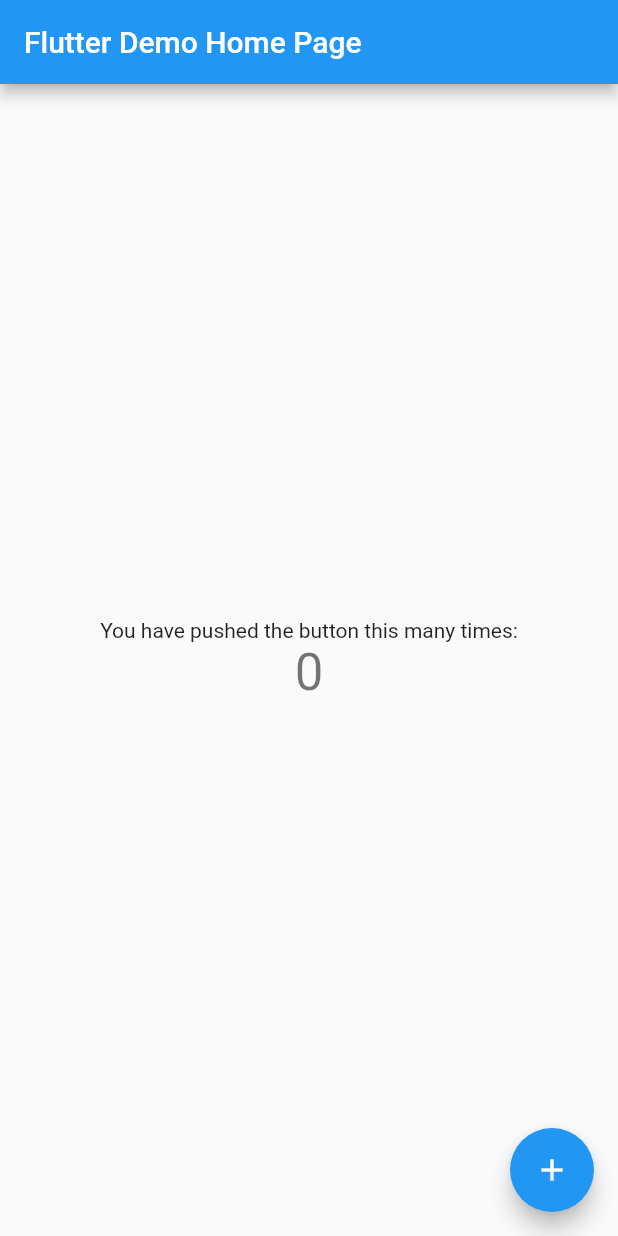
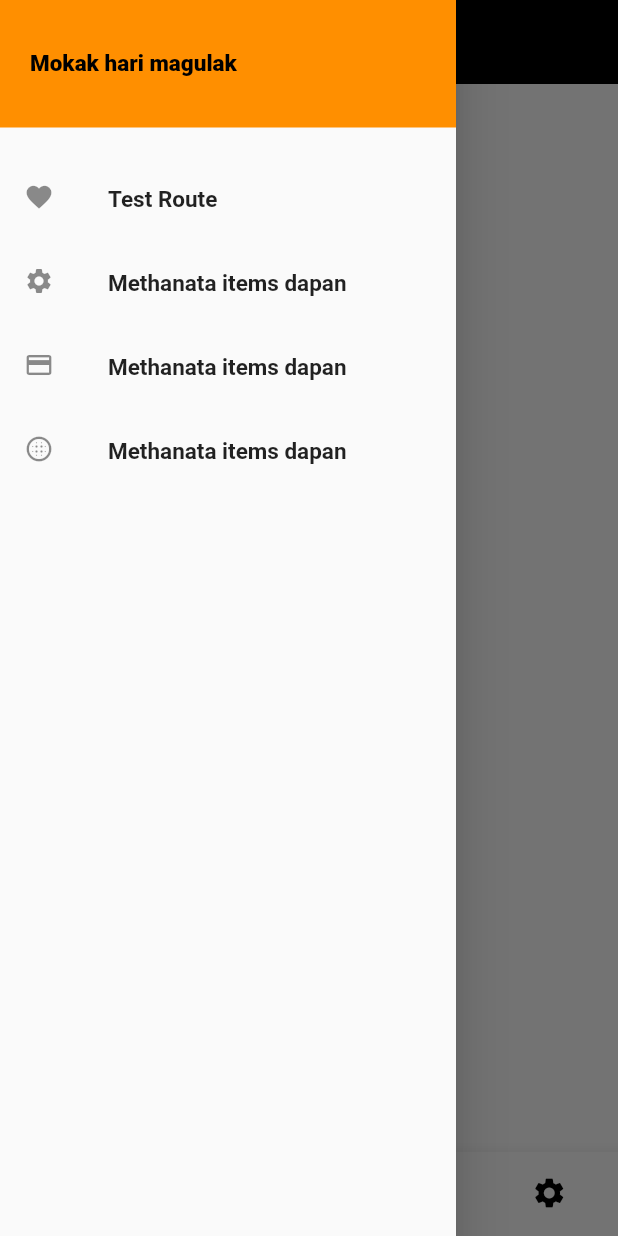
Before and after one commit to Dinukashameera/Peoples_Bank_UEE, a Flutter app: the screen it shows after launch, with the side drawer open (before the commit the screen has no drawer), on a phone screen of 412 x 824 dp. Run offline on Flutter 3.47's test engine with Material 2 defaults, Android fonts, the phone set to English and light mode, and no system bars; Roboto replaces fonts that are missing (RobotoCondensed).

Commit message:
second commit

```diff
--- a/lib/main.dart
+++ b/lib/main.dart
@@ -1,47 +1,21 @@
 import 'package:flutter/material.dart';
+import './screens/Favourites_screen.dart';
+import './screens/Transfer_Screen.dart';
+import './screens/Settings_screen.dart';
+import 'screens/Tabs_screen.dart';
 
 void main() {
   runApp(MyApp());
 }
 
-class MyApp extends StatelessWidget {
+class MyApp extends StatefulWidget {
   // This widget is the root of your application.
   @override
-  Widget build(BuildContext context) {
-    return MaterialApp(
-      title: 'Flutter Demo',
-      theme: ThemeData(
-        // This is the theme of your application.
-        //
-        // Try running your application with "flutter run". You'll see the
-        // application has a blue toolbar. Then, without quitting the app, try
-        // changing the primarySwatch below to Colors.green and then invoke
-        // "hot reload" (press "r" in the console where you ran "flutter run",
-        // or simply save your changes to "hot reload" in a Flutter IDE).
-        // Notice that the counter didn't reset back to zero; the application
-        // is not restarted.
-        primarySwatch: Colors.blue,
-        // This makes the visual density adapt to the platform that you run
-        // the app on. For desktop platforms, the controls will be smaller and
-        // closer together (more dense) than on mobile platforms.
-        visualDensity: VisualDensity.adaptivePlatformDensity,
-      ),
-      home: MyHomePage(title: 'Flutter Demo Home Page'),
-    );
-  }
+  _MyHomePageState createState() => _MyHomePageState();
 }
 
 class MyHomePage extends StatefulWidget {
   MyHomePage({Key key, this.title}) : super(key: key);
-
-  // This widget is the home page of your application. It is stateful, meaning
-  // that it has a State object (defined below) that contains fields that affect
-  // how it looks.
-
-  // This class is the configuration for the state. It holds the values (in this
-  // case the title) provided by the parent (in this case the App widget) and
-  // used by the build method of the State. Fields in a Widget subclass are
-  // always marked "final".
 
   final String title;
 
@@ -49,69 +23,22 @@ class MyHomePage extends StatefulWidget {
   _MyHomePageState createState() => _MyHomePageState();
 }
 
-class _MyHomePageState extends State<MyHomePage> {
-  int _counter = 0;
-
-  void _incrementCounter() {
-    setState(() {
-      // This call to setState tells the Flutter framework that something has
-      // changed in this State, which causes it to rerun the build method below
-      // so that the display can reflect the updated values. If we changed
-      // _counter without calling setState(), then the build method would not be
-      // called again, and so nothing would appear to happen.
-      _counter++;
-    });
-  }
-
+class _MyHomePageState extends State<MyApp> {
   @override
   Widget build(BuildContext context) {
-    // This method is rerun every time setState is called, for instance as done
-    // by the _incrementCounter method above.
-    //
-    // The Flutter framework has been optimized to make rerunning build methods
-    // fast, so that you can just rebuild anything that needs updating rather
-    // than having to individually change instances of widgets.
-    return Scaffold(
-      appBar: AppBar(
-        // Here we take the value from the MyHomePage object that was created by
-        // the App.build method, and use it to set our appbar title.
-        title: Text(widget.title),
+    return MaterialApp(
+      title: 'BOC REDDE APP',
+      theme: ThemeData(
+        primaryColor: Colors.black,
+        accentColor: Colors.yellow,
       ),
-      body: Center(
-        // Center is a layout widget. It takes a single child and positions it
-        // in the middle of the parent.
-        child: Column(
-          // Column is also a layout widget. It takes a list of children and
-          // arranges them vertically. By default, it sizes itself to fit its
-          // children horizontally, and tries to be as tall as its parent.
-          //
-          // Invoke "debug painting" (press "p" in the console, choose the
-          // "Toggle Debug Paint" action from the Flutter Inspector in Android
-          // Studio, or the "Toggle Debug Paint" command in Visual Studio Code)
-          // to see the wireframe for each widget.
-          //
-          // Column has various properties to control how it sizes itself and
-          // how it positions its children. Here we use mainAxisAlignment to
-          // center the children vertically; the main axis here is the vertical
-          // axis because Columns are vertical (the cross axis would be
-          // horizontal).
-          mainAxisAlignment: MainAxisAlignment.center,
-          children: <Widget>[
-            Text(
-              'You have pushed the button this many times:',
-            ),
-            Text(
-              '$_counter',
-              style: Theme.of(context).textTheme.headline4,
-            ),
-          ],
-        ),
-      ),
-      floatingActionButton: FloatingActionButton(
-        onPressed: _incrementCounter,
-        tooltip: 'Increment',
-        child: Icon(Icons.add),
-      ), // This trailing comma makes auto-formatting nicer for build methods.
+      initialRoute: '/',
+      routes: {
+        '/': (context) => TabsScreen(),
+        FavouriteScreen.routeName: (context) => FavouriteScreen(),
+        TransferScreen.routeName: (context) => TransferScreen(),
+        SettingsScreen.routeName: (context) => SettingsScreen()
+      },
     );
   }
 }
--- /dev/null
+++ b/lib/screens/Tabs_screen.dart
@@ -0,0 +1,71 @@
+import 'package:flutter/material.dart';
+import './Favourites_screen.dart';
+import './Transfer_screen.dart';
+import './Settings_screen.dart';
+import './Bills_screen.dart';
+import '../widgets/main_drawer.dart';
+
+class TabsScreen extends StatefulWidget {
+  @override
+  _TabsScreenState createState() => _TabsScreenState();
+}
+
+class _TabsScreenState extends State<TabsScreen> {
+  int _selectedIndex = 0;
+  static const TextStyle optionStyle =
+      TextStyle(fontSize: 30, fontWeight: FontWeight.bold);
+  List<Widget> _widgetOptions = <Widget>[
+
+
+    TransferScreen(),
+    SettingsScreen(),
+    BillsScreen(),
+     FavouriteScreen(),
+  ];
+
+  void _onItemTapped(int index) {
+    setState(() {
+      _selectedIndex = index;
+    });
+  }
+
+  @override
+  Widget build(BuildContext context) {
+    return Scaffold(
+      appBar: AppBar(
+        title: const Text('Reddak'),
+        elevation: 0,
+      ),
+      body: Center(
+        child: _widgetOptions.elementAt(_selectedIndex),
+      ),
+      drawer: MainDrawer(),
+      bottomNavigationBar: BottomNavigationBar(
+        items: const <BottomNavigationBarItem>[
+          BottomNavigationBarItem(
+            icon: Icon(Icons.home),
+            title: Text('Biller'),
+          ),
+          BottomNavigationBarItem(
+            icon: Icon(Icons.send),
+            title: Text('Transfers'),
+          ),
+          BottomNavigationBarItem(
+            icon: Icon(Icons.favorite_border),
+            title: Text('Home'),
+          ),
+          BottomNavigationBarItem(
+            icon: Icon(Icons.settings),
+            title: Text('Favourite'),
+          ),
+
+        ],
+        currentIndex: _selectedIndex,
+        type: BottomNavigationBarType.shifting,
+        selectedItemColor: Colors.amber[800],
+        unselectedItemColor: Theme.of(context).primaryColor,
+        onTap: _onItemTapped,
+      ),
+    );
+  }
+}
--- /dev/null
+++ b/lib/screens/Transfer_screen.dart
@@ -0,0 +1,12 @@
+import 'package:flutter/material.dart';
+
+
+class TransferScreen extends StatelessWidget {
+  static const routeName = '/transfer';
+  @override
+  Widget build(BuildContext context) {
+    return Container(
+      child: Text('Transfer Screen'),
+    );
+  }
+}
--- /dev/null
+++ b/lib/widgets/main_drawer.dart
@@ -0,0 +1,59 @@
+import 'package:flutter/material.dart';
+import 'package:peoples_bank/screens/Favourites_screen.dart';
+import 'package:peoples_bank/screens/Transfer_screen.dart';
+
+class MainDrawer extends StatelessWidget {
+  Widget buildListTile(IconData icon, String title, Function tapHandler) {
+    return ListTile(
+      leading: Icon(
+        icon,
+        size: 20,
+      ),
+      title: Text(
+        title,
+        style: TextStyle(
+            fontFamily: 'RobotoCondensed',
+            fontSize: 15,
+            fontWeight: FontWeight.bold),
+      ),
+      onTap: () {
+        tapHandler();
+      },
+    );
+  }
+
+  @override
+  Widget build(BuildContext context) {
+    return Drawer(
+      child: Column(
+        children: <Widget>[
+          Container(
+            height: 85,
+            width: double.infinity,
+            padding: EdgeInsets.all(20),
+            alignment: Alignment.centerLeft,
+            color: Colors.amber[800],
+            child: Text(
+              'Mokak hari magulak',
+              style: TextStyle(
+                  fontWeight: FontWeight.w900,
+                  fontSize: 15,
+                  color: Theme.of(context).primaryColor),
+            ),
+          ),
+          SizedBox(
+            height: 20,
+          ),
+          buildListTile(Icons.favorite, "Test Route", () {
+            //navigate when code eka gahapan
+            //naviagte.pushName
+             Navigator.of(context).pushReplacementNamed(TransferScreen.routeName);
+          }),
+          buildListTile(Icons.settings, "Methanata items dapan", () {}),
+          buildListTile(Icons.payment, "Methanata items dapan", () {}),
+          buildListTile(Icons.blur_circular, "Methanata items dapan", () {})
+        ],
+      ),
+    );
+  }
+}
```
Also changed, not shown: lib/screens/Bill_payment_screen.dart (added, +10 -0 lines), lib/screens/Bills_screen.dart (added, +11 -0 lines), lib/screens/Favourites_screen.dart (added, +35 -0 lines), lib/screens/Fund_transfer_screen.dart (added, +11 -0 lines), lib/screens/Settings_screen.dart (added, +11 -0 lines).
